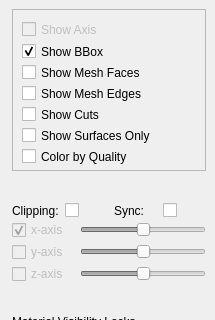
Qt form src/gui/Application/ViewWidgets/MeshViewOptionsWidget.ui (SCIInstitute/Cleaver) before a commit; both pictures show x 0 to 215 and y 0 to 320 of the 215 by 532 pixel window.
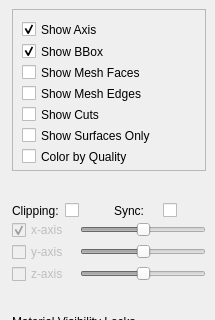
The same form after that commit.

Commit message: added axis in rendering

What changed in the file:
```diff
--- a/src/gui/Application/ViewWidgets/MeshViewOptionsWidget.ui
+++ b/src/gui/Application/ViewWidgets/MeshViewOptionsWidget.ui
@@ -69,7 +69,7 @@
        <property name="geometry">
         <rect>
          <x>0</x>
-         <y>-8</y>
+         <y>0</y>
          <width>172</width>
          <height>160</height>
         </rect>
@@ -90,7 +90,7 @@
         <item>
          <widget class="QCheckBox" name="showAxisCheckbox">
           <property name="enabled">
-           <bool>false</bool>
+           <bool>true</bool>
           </property>
           <property name="minimumSize">
            <size>
@@ -108,7 +108,7 @@
            <string>Show Axis</string>
           </property>
           <property name="checked">
-           <bool>false</bool>
+           <bool>true</bool>
           </property>
          </widget>
         </item>
```
The commit also changes 2 other files.
